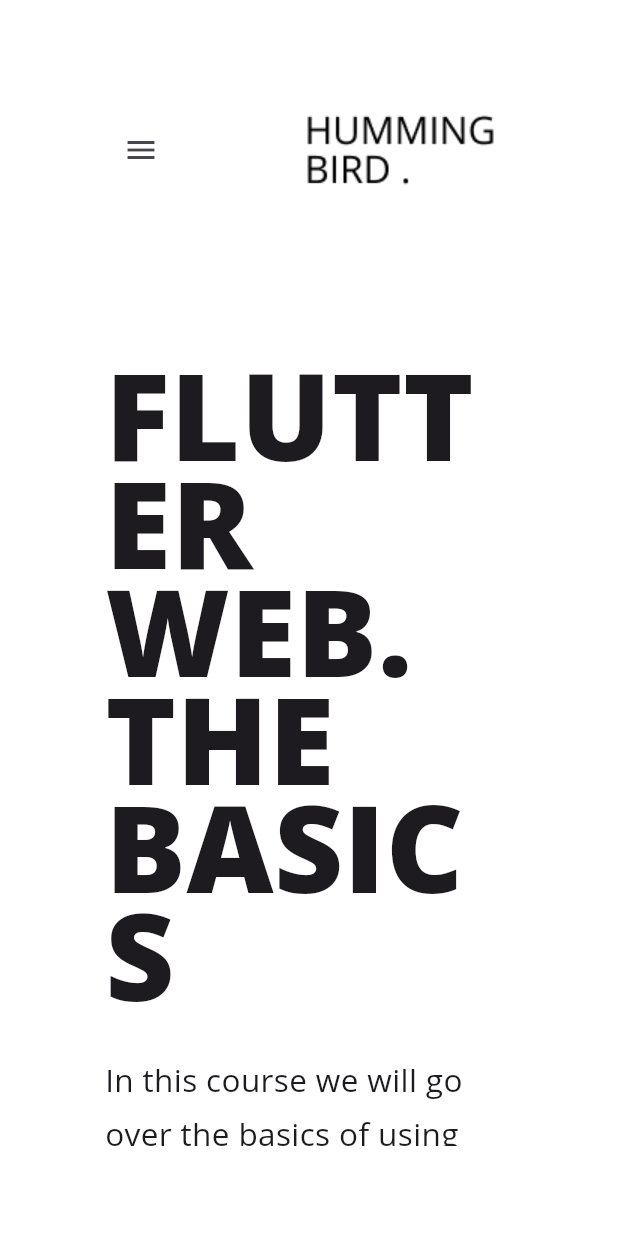
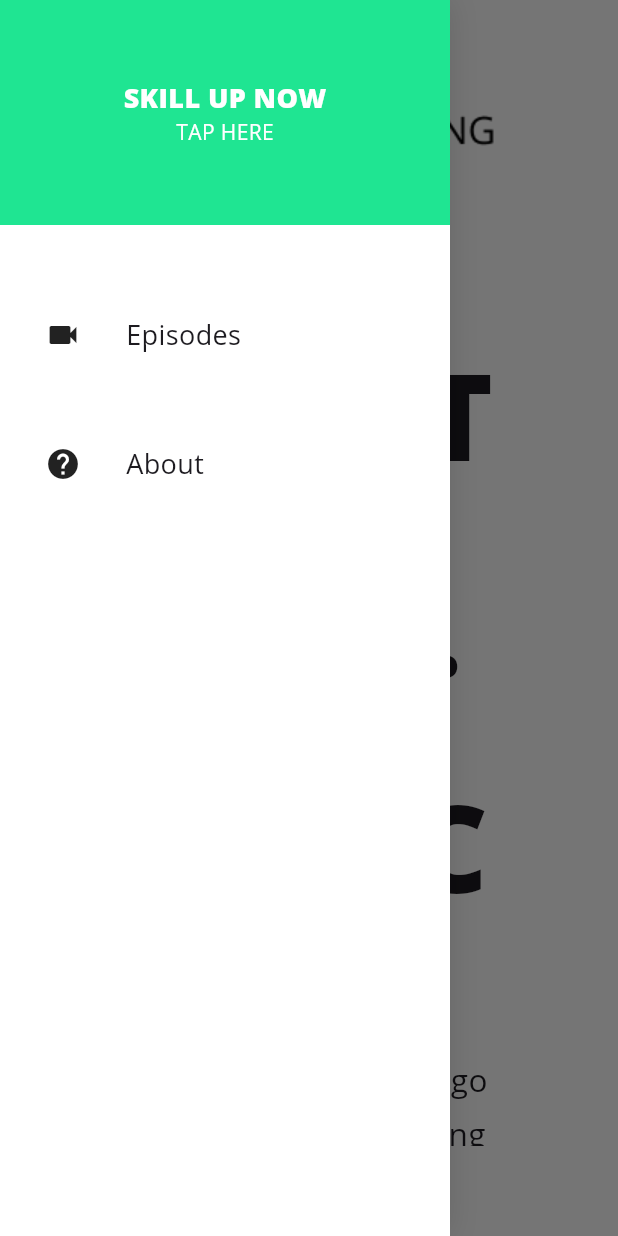
Before and after one commit to yondikavl/flutter_web_basics, a Flutter app: the screen it shows after launch, after a tap on the "menu" icon, on a phone screen of 412 x 824 dp. Run offline on Flutter 3.47's test engine with Material 3 defaults, Android fonts, the light colour scheme and no system bars; our stand-ins replace responsive_builder.

Commit message:
feat: navigation drawer for mobile nav

```diff
--- /dev/null
+++ b/lib/constants/app_colors.dart
@@ -0,0 +1,3 @@
+import 'package:flutter/rendering.dart';
+
+const Color primaryColor = Color.fromARGB(255, 31, 229, 146);
--- a/lib/views/home/home_view.dart
+++ b/lib/views/home/home_view.dart
@@ -4,13 +4,16 @@ import 'package:the_basics/views/home/home_content_desktop.dart';
 import 'package:the_basics/views/home/home_content_mobile.dart';
 import 'package:the_basics/widgets/centered_view/centered_view.dart';
 import 'package:the_basics/widgets/navigation_bar/navigation_bar.dart';
+import 'package:the_basics/widgets/navigation_drawer/navigation_drawer.dart';
 
 class HomeView extends StatelessWidget {
-  const HomeView({super.key});
-
   @override
   Widget build(BuildContext context) {
-    return Scaffold(
+    return ResponsiveBuilder(
+      builder: (context, SizingInformation) => Scaffold(
+        drawer: SizingInformation.deviceScreenType == DeviceScreenType.mobile
+            ? NavDrawer()
+            : null,
         backgroundColor: Colors.white,
         body: CenteredView(
           child: SingleChildScrollView(
@@ -25,6 +28,7 @@ class HomeView extends StatelessWidget {
             ),
           ),
         ),
+      ),
     );
   }
 }
--- a/lib/widgets/call_to_action/call_to_action_tablet_desktop.dart
+++ b/lib/widgets/call_to_action/call_to_action_tablet_desktop.dart
@@ -1,4 +1,5 @@
 import 'package:flutter/material.dart';
+import 'package:the_basics/constants/app_colors.dart';
 
 class CallToActionTabletDesktop extends StatelessWidget {
   final String title;
@@ -17,7 +18,7 @@ class CallToActionTabletDesktop extends StatelessWidget {
         ),
       ),
       decoration: BoxDecoration(
-        color: Color.fromARGB(255, 31, 229, 146),
+        color: primaryColor,
         borderRadius: BorderRadius.circular(5),
       ),
     );
--- a/lib/widgets/course_details/course_details.dart
+++ b/lib/widgets/course_details/course_details.dart
@@ -1,10 +1,23 @@
 import 'package:flutter/material.dart';
+import 'package:responsive_builder/responsive_builder.dart';
 
 class CourseDetails extends StatelessWidget {
-  const CourseDetails({super.key});
-
   @override
   Widget build(BuildContext context) {
+    return ResponsiveBuilder(builder: (context, sizingInformation) {
+      var textAlignment =
+          sizingInformation.deviceScreenType == DeviceScreenType.Desktop
+              ? TextAlign.left
+              : TextAlign.center;
+
+      double titleSize =
+          sizingInformation.deviceScreenType == DeviceScreenType.Mobile
+              ? 50
+              : 80;
+      double descriptionSize =
+          sizingInformation.deviceScreenType == DeviceScreenType.Mobile
+              ? 16
+              : 21;
       return Container(
         width: 600,
         child: Column(
@@ -17,7 +30,11 @@ class CourseDetails extends StatelessWidget {
             Text(
               'FLUTTER WEB.\nTHE BASICS',
               style: TextStyle(
-                fontWeight: FontWeight.w800, height: 0.9, fontSize: 80),
+                fontWeight: FontWeight.w800,
+                height: 0.9,
+                fontSize: titleSize,
+              ),
+              textAlign: textAlignment,
             ),
             SizedBox(
               height: 30,
@@ -25,11 +42,14 @@ class CourseDetails extends StatelessWidget {
             Text(
               'In this course we will go over the basics of using Flutter Web for website development. Topics will include Responsive Layout, Deploying, Font Changes, Hover Functionality, Modals and more.',
               style: TextStyle(
-                fontSize: 21,
+                fontSize: descriptionSize,
                 height: 1.7,
-              ))
+              ),
+              textAlign: textAlignment,
+            )
           ],
         ),
       );
+    });
   }
 }
--- a/lib/widgets/navigation_bar/navigation_bar_mobile.dart
+++ b/lib/widgets/navigation_bar/navigation_bar_mobile.dart
@@ -13,9 +13,10 @@ class NavigationBarMobile extends StatelessWidget {
         mainAxisAlignment: MainAxisAlignment.spaceBetween,
         children: <Widget>[
           IconButton(
-            icon: Icon(Icons.menu),
-            onPressed: () {},
-          ),
+              icon: Icon(Icons.menu),
+              onPressed: () {
+                Scaffold.of(context).openDrawer();
+              }),
           NavBarLogo()
         ],
       ),
--- /dev/null
+++ b/lib/widgets/navigation_drawer/drawer_item.dart
@@ -0,0 +1,22 @@
+import 'package:flutter/material.dart';
+import 'package:the_basics/widgets/navigation_bar/navbar_item.dart';
+
+class DrawerItem extends StatelessWidget {
+  final String title;
+  final IconData icon;
+  const DrawerItem(this.title, this.icon);
+
+  @override
+  Widget build(BuildContext context) {
+    return Padding(
+      padding: const EdgeInsets.only(left: 30, top: 60),
+      child: Row(
+        children: <Widget>[
+          Icon(icon),
+          SizedBox(width: 30),
+          NavBarItem(title),
+        ],
+      ),
+    );
+  }
+}
--- /dev/null
+++ b/lib/widgets/navigation_drawer/navigation_drawer.dart
@@ -0,0 +1,24 @@
+import 'package:flutter/material.dart';
+import 'package:the_basics/widgets/navigation_drawer/drawer_item.dart';
+import 'package:the_basics/widgets/navigation_drawer/navigation_drawer_header.dart';
+
+class NavDrawer extends StatelessWidget {
+  const NavDrawer({super.key});
+
+  @override
+  Widget build(BuildContext context) {
+    return Container(
+      width: 300,
+      decoration: BoxDecoration(
+          color: Colors.white,
+          boxShadow: [BoxShadow(color: Colors.black12, blurRadius: 16)]),
+      child: Column(
+        children: <Widget>[
+          NavigationDrawerHeader(),
+          DrawerItem('Episodes', Icons.videocam),
+          DrawerItem('About', Icons.help),
+        ],
+      ),
+    );
+  }
+}
--- /dev/null
+++ b/lib/widgets/navigation_drawer/navigation_drawer_header.dart
@@ -0,0 +1,32 @@
+import 'package:flutter/material.dart';
+import 'package:the_basics/constants/app_colors.dart';
+
+class NavigationDrawerHeader extends StatelessWidget {
+  const NavigationDrawerHeader({super.key});
+
+  @override
+  Widget build(BuildContext context) {
+    return Container(
+      height: 150,
+      color: primaryColor,
+      alignment: Alignment.center,
+      child: Column(
+        mainAxisSize: MainAxisSize.min,
+        children: <Widget>[
+          Text(
+            'SKILL UP NOW',
+            style: TextStyle(
+              fontSize: 18,
+              fontWeight: FontWeight.w800,
+              color: Colors.white,
+            ),
+          ),
+          Text(
+            'TAP HERE',
+            style: TextStyle(color: Colors.white),
+          )
+        ],
+      ),
+    );
+  }
+}
```
Lines whose indentation alone changed are shown as unchanged.
